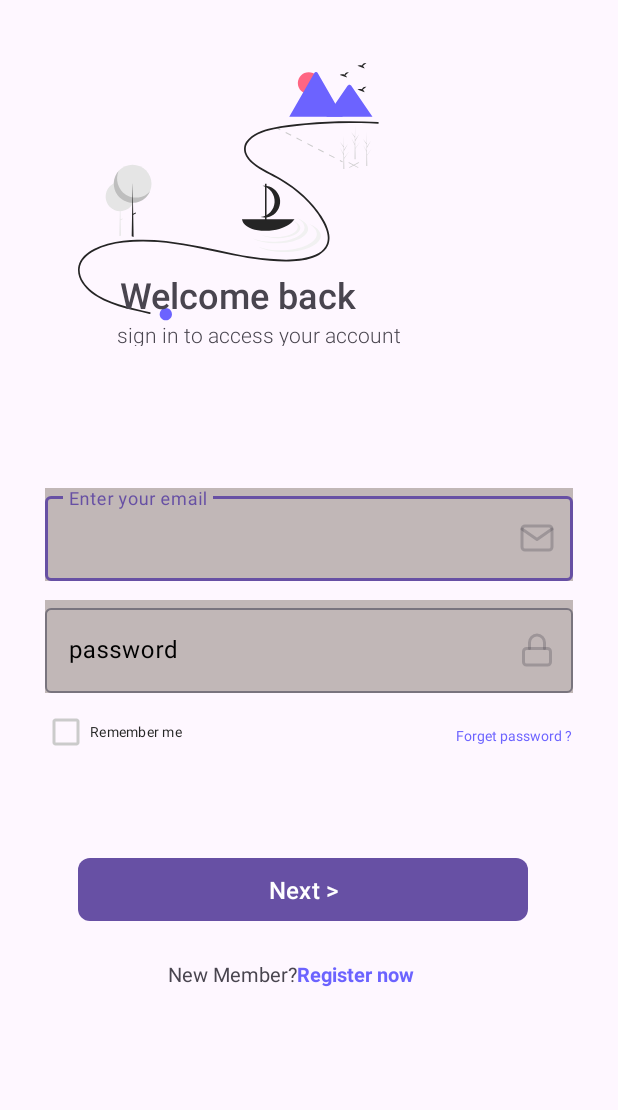
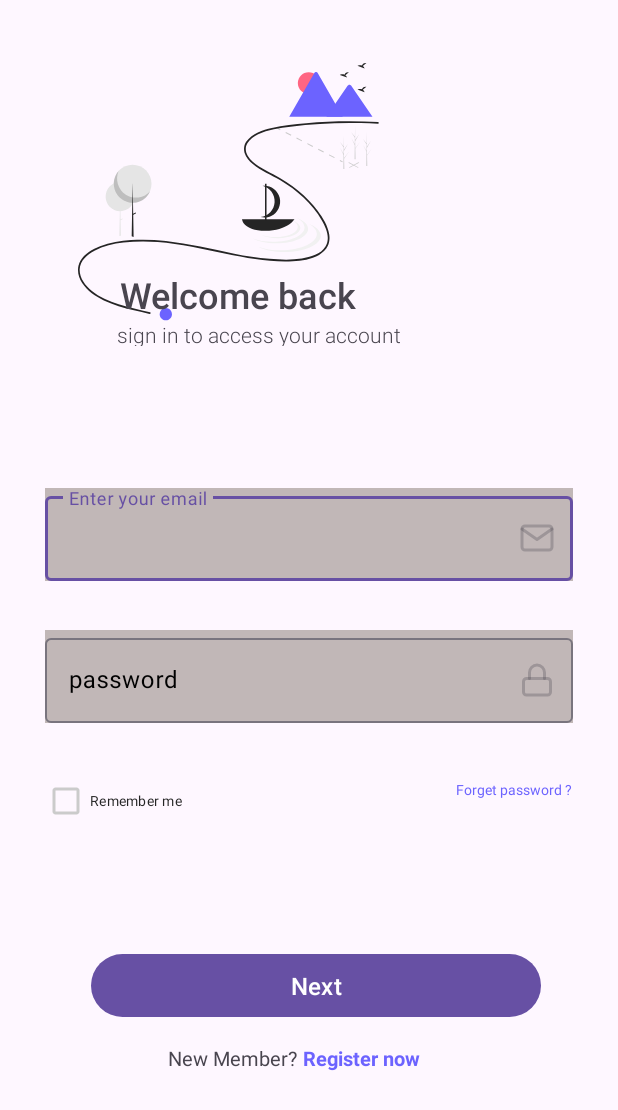
Before and after one commit to Broownyy98/tuto3, an Android app: the screen it shows after launch (MainActivity), on a phone screen of 412 x 824 dp. Shown: the top 1110 px of the screen. Run offline under Robolectric (Android 15) with nearby library versions, the phone set to English and light mode, and no system bars; Roboto replaces fonts that are not available here.

Commit message:
add credential manager to login

```diff
--- a/app/src/main/AndroidManifest.xml
+++ b/app/src/main/AndroidManifest.xml
@@ -12,6 +12,9 @@
         android:supportsRtl="true"
         android:theme="@style/Theme.Tuto3"
         tools:targetApi="31">
+        <activity
+            android:name=".NewActivity"
+            android:exported="false" />
         <activity
             android:name=".CredentialsManager"
             android:exported="false"
--- a/app/src/main/java/com/example/tuto3/MainActivity.kt
+++ b/app/src/main/java/com/example/tuto3/MainActivity.kt
@@ -3,34 +3,65 @@ package com.example.tuto3
 import android.content.Intent
 import android.os.Bundle
 import android.util.Log
-import android.widget.EditText
+import android.widget.Button
 import android.widget.TextView
-import androidx.activity.enableEdgeToEdge
 import androidx.appcompat.app.AppCompatActivity
-import androidx.core.view.ViewCompat
-import androidx.core.view.WindowInsetsCompat
+import com.google.android.material.textfield.TextInputLayout
 
 class MainActivity : AppCompatActivity() {
 
+    private val credentialsManager = CredentialsManager()
 
-    private lateinit var nameBox: EditText
-    private lateinit var editTextEmailAddress: EditText
-    private lateinit var editTextPhone: EditText
-    private lateinit var editTextPassword: EditText
+    private val emailInputLayout: TextInputLayout
+        get() = findViewById(R.id.name_box)
 
+    private val email: String
+        get() = emailInputLayout.editText?.text?.toString().orEmpty()
+
+    private val passwordInputLayout: TextInputLayout
+        get() = findViewById(R.id.valid_email)
+
+    private val password: String
+        get() = passwordInputLayout.editText?.text?.toString().orEmpty()
 
     override fun onCreate(savedInstanceState: Bundle?) {
         super.onCreate(savedInstanceState)
-        enableEdgeToEdge()
         setContentView(R.layout.login_page)
 
-        val register_button: TextView = findViewById(R.id.register_button)
-        register_button.setOnClickListener {
-            Log.d("LoginActivity", "Pressed register now label")
+        // Listener for the "Register Now" text view
+        val registerNowTextView = findViewById<TextView>(R.id.register_button)
+        registerNowTextView.setOnClickListener {
+            Log.d("MainActivity", "Pressed register now label")
             val intent = Intent(this, Register_page::class.java)
             startActivity(intent)
-            finish()
+            finish() // Finish this activity to prevent returning to it
         }
 
+        // Listener for the "Next" button
+        val nextButton = findViewById<Button>(R.id.next_button)
+        nextButton.setOnClickListener {
+            Log.d("MainActivity", "Next button clicked")
+            if (credentialsManager.isEmailValid(email) && credentialsManager.isPasswordValid(password)) {
+                Log.d("MainActivity", "Valid credentials")
+                val nextIntent = Intent(this, NewActivity::class.java)
+                startActivity(nextIntent)
+                finish() // Finish this activity after successful login
+            } else {
+                // Handle invalid email
+                if (!credentialsManager.isEmailValid(email)) {
+                    emailInputLayout.error = "Invalid email format"
+                } else {
+                    emailInputLayout.error = null
+                }
+
+                // Handle invalid password
+                if (!credentialsManager.isPasswordValid(password)) {
+                    passwordInputLayout.error =
+                        "Password must have at least 8 chars, 1 uppercase, 1 number, and 1 symbol"
+                } else {
+                    passwordInputLayout.error = null
+                }
+            }
+        }
     }
 }
--- a/app/src/main/res/layout/login_page.xml
+++ b/app/src/main/res/layout/login_page.xml
@@ -43,7 +43,7 @@
         >
         <com.google.android.material.textfield.TextInputEditText
             android:layout_width="match_parent"
-            android:layout_height="wrap_content" />
+            android:layout_height="match_parent" />
     </com.google.android.material.textfield.TextInputLayout>
 
     <com.google.android.material.textfield.TextInputLayout
@@ -51,7 +51,7 @@
         style="@style/InputFieldStyle"
         android:layout_marginStart="30dp"
         android:layout_marginEnd="30dp"
-        android:layout_marginTop="400dp"
+        android:layout_marginTop="420dp"
         android:hint="@string/password"
         app:endIconDrawable="@drawable/lock"
         app:endIconMode="custom"
@@ -62,7 +62,7 @@
         >
         <com.google.android.material.textfield.TextInputEditText
             android:layout_width="match_parent"
-            android:layout_height="wrap_content"
+            android:layout_height="match_parent"
             android:inputType="textPassword"/>
 
     </com.google.android.material.textfield.TextInputLayout>
@@ -83,25 +83,31 @@
         style="@style/checkBox_style" />
 
     <Button
-        android:id="@+id/next_btn"
-        android:text="@string/Next"
-        app:cornerRadius="8dp"
+        android:id="@+id/next_button"
+        style="@style/NextBtn_style"
+        android:layout_marginTop="632dp"
+        android:text="@string/next"
+        app:layout_constraintEnd_toEndOf="parent"
+        app:layout_constraintHorizontal_bias="0.144"
         app:layout_constraintStart_toStartOf="parent"
-        app:layout_constraintTop_toTopOf="parent"
-        style="@style/NextBtn_style" />
+        app:layout_constraintTop_toTopOf="parent" />
 
     <TextView
         android:id="@+id/register_button"
+        style="@style/register_style"
+        android:layout_marginStart="4dp"
+        android:layout_marginTop="696dp"
         android:text="@string/Register"
         app:layout_constraintStart_toEndOf="@+id/textView5"
-        app:layout_constraintTop_toTopOf="parent"
-        style="@style/register_style" />
+        app:layout_constraintTop_toTopOf="parent" />
 
     <TextView
         android:id="@+id/textView5"
+        style="@style/newMember_style"
+        android:layout_marginStart="112dp"
+        android:layout_marginTop="696dp"
         android:text="@string/New"
         app:layout_constraintStart_toStartOf="parent"
-        app:layout_constraintTop_toTopOf="parent"
-        style="@style/newMember_style" />
+        app:layout_constraintTop_toTopOf="parent" />
 
 </androidx.constraintlayout.widget.ConstraintLayout>
--- a/app/src/main/res/values/styles.xml
+++ b/app/src/main/res/values/styles.xml
@@ -47,7 +47,7 @@
         <item name="android:layout_width">wrap_content</item>
         <item name="android:layout_height">wrap_content</item>
         <item name="android:layout_marginStart">304dp</item>
-        <item name="android:layout_marginTop">484dp</item>
+        <item name="android:layout_marginTop">520dp</item>
         <item name="android:fontFamily">sans-serif</item>
         <item name="android:lineHeight">10.35dp</item>
         <item name="android:textColor">#6C63FF</item>
@@ -60,7 +60,7 @@
         <item name="android:layout_width">wrap_content</item>
         <item name="android:layout_height">wrap_content</item>
         <item name="android:layout_marginStart">28dp</item>
-        <item name="android:layout_marginTop">464dp</item>
+        <item name="android:layout_marginTop">510dp</item>
         <item name="android:buttonTint">#CBCBCB</item>
         <item name="android:fontFamily">sans-serif-black</item>
         <item name="android:lineHeight">10.35sp</item>
```
Also changed, not shown: app/src/main/java/com/example/tuto3/NewActivity.kt (added, +20 -0 lines), app/src/main/res/layout/activity_new.xml (added, +10 -0 lines).
